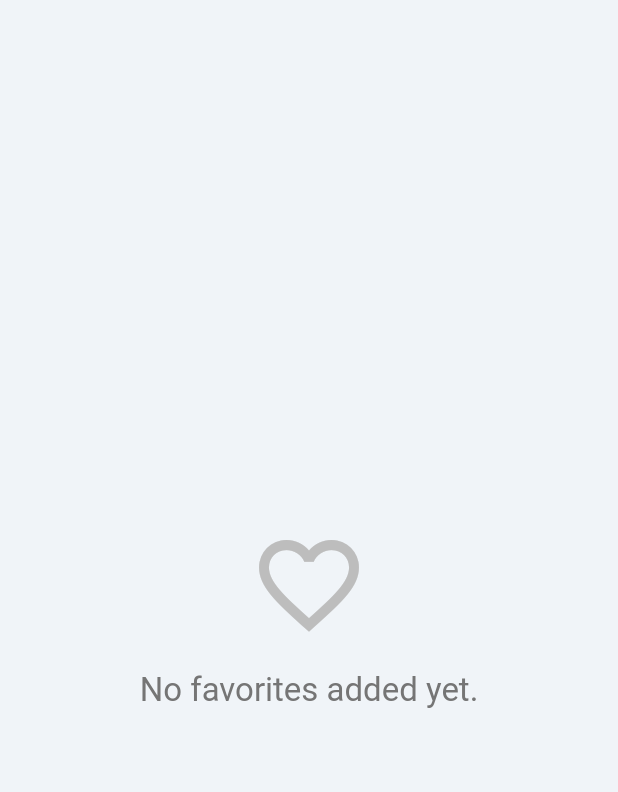
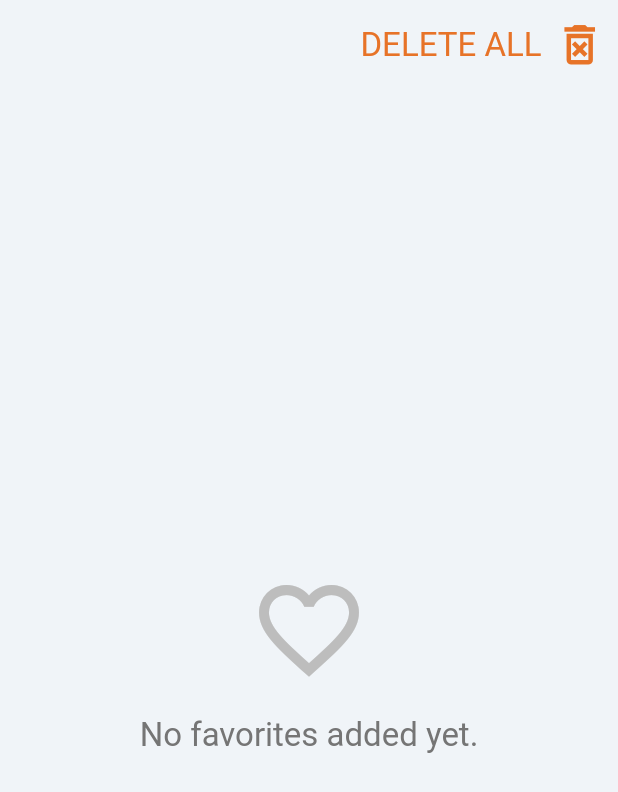
Before and after one commit to nizarzitouni/Hero-Hub, a Flutter app: the FavoriteViewBody screen opened directly, on a phone screen of 412 x 824 dp. Shown: the top 792 px of the screen. Run offline on Flutter 3.47's test engine with Material 3 defaults, Android fonts, the phone set to English and light mode, and no system bars; our stand-ins replace cloud_firestore, connectivity_plus, dio, firebase_auth, firebase_core, flutter_bloc and 8 more; accounts and stored records are empty.

Commit message:
- delete all favorties with the check snack bars

```diff
--- a/lib/features/favorites_screen/presentation/manager/favorite_cubit/favorite_cubit.dart
+++ b/lib/features/favorites_screen/presentation/manager/favorite_cubit/favorite_cubit.dart
@@ -4,6 +4,7 @@ import 'package:flutter_bloc/flutter_bloc.dart';
 import 'package:freezed_annotation/freezed_annotation.dart';
 import 'package:hero_hub/core/services/cache_helper.dart';
 
+import '../../../../../core/services/service_locator.dart';
 import '../../../../home/data/models/character.dart';
 
 part 'favorite_state.dart';
@@ -68,4 +69,10 @@ class FavoritesCubit extends Cubit<FavoritesState> {
     }
     return false;
   }
+
+  Future<void> deleteAllSavedFavorites() async {
+    await cacheHelper.removeData(key: CacheKeys.favoriteKeyPrefix);
+    emit(const FavoritesState.loaded([]));
+    talker.debug('All Favorites Deleted');
+  }
 }
--- a/lib/features/favorites_screen/presentation/views/widgets/favorite_view_body.dart
+++ b/lib/features/favorites_screen/presentation/views/widgets/favorite_view_body.dart
@@ -1,5 +1,8 @@
 import 'package:flutter/material.dart';
 import 'package:flutter_bloc/flutter_bloc.dart';
+import 'package:hero_hub/core/theme/app_pallete.dart';
+import 'package:hero_hub/core/utility/show_snackbar.dart';
+import 'package:hero_hub/core/utility/utiles.dart';
 
 import '../../manager/favorite_cubit/favorite_cubit.dart';
 import 'empty_favorites_widget.dart';
@@ -16,6 +19,38 @@ class FavoriteViewBody extends StatelessWidget {
 
     return Scaffold(
       body: SafeArea(
+        child: Column(
+          children: [
+            SizedBox(
+              height: 60,
+              child: Row(
+                mainAxisAlignment: MainAxisAlignment.end,
+                children: <Widget>[
+                  Row(
+                    children: [
+                      const Text('DELETE ALL', style: TextStyle(fontSize: 22, color: AppPallete.secondary, letterSpacing: .01)),
+                      IconButton(
+                        onPressed: () {
+                          final favorites = context.read<FavoritesCubit>().state;
+                          context.read<FavoritesCubit>().deleteAllSavedFavorites();
+                          if (favorites is Loaded && favorites.favorites.isNotEmpty) {
+                            showSnackBar(context: context, message: 'All favorites benn deleted');
+                          } else {
+                            showSnackBar(context: context, message: 'No favorites to delete');
+                          }
+                        },
+                        icon: const Icon(
+                          Icons.delete_forever_outlined,
+                          color: AppPallete.secondary,
+                          size: 35,
+                        ),
+                      ),
+                    ],
+                  )
+                ],
+              ),
+            ),
+            Expanded(
               child: BlocBuilder<FavoritesCubit, FavoritesState>(
                 builder: (context, state) {
                   return state.when(
@@ -40,6 +75,9 @@ class FavoriteViewBody extends StatelessWidget {
                 },
               ),
             ),
+          ],
+        ),
+      ),
     );
   }
 }
```
Also changed, not shown: lib/core/utility/utiles.dart (+7 -7 lines). Lines whose indentation alone changed are shown as unchanged.
